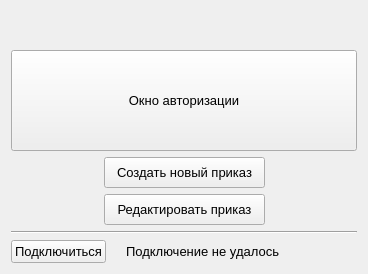
YakSid/PDNK2, file cstartpage.ui: the form before one commit.
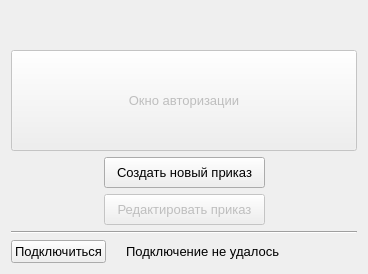
The form after the commit. Icons and pictures are not drawn.

Patch:
```diff
--- a/cstartpage.ui
+++ b/cstartpage.ui
@@ -34,6 +34,9 @@
    </item>
    <item>
     <widget class="QPushButton" name="pushButton_5">
+     <property name="enabled">
+      <bool>false</bool>
+     </property>
      <property name="minimumSize">
       <size>
        <width>0</width>
@@ -107,6 +110,9 @@
      </item>
      <item row="1" column="1">
       <widget class="QPushButton" name="pb_edit_order">
+       <property name="enabled">
+        <bool>false</bool>
+       </property>
        <property name="minimumSize">
         <size>
          <width>161</width>
```
